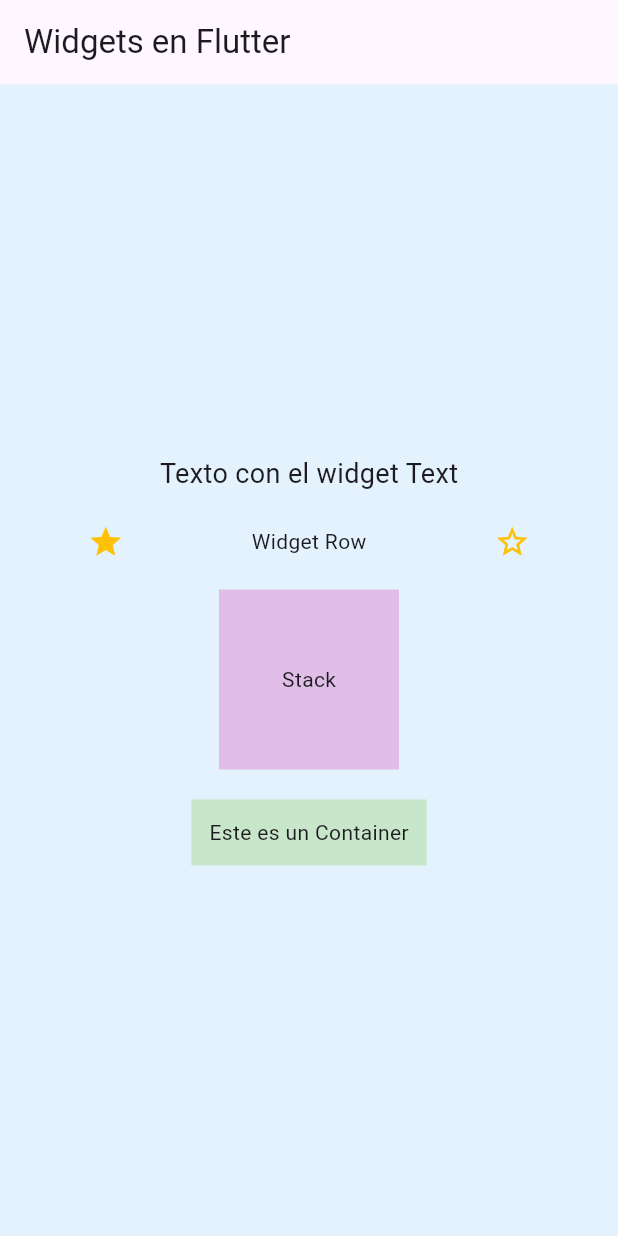
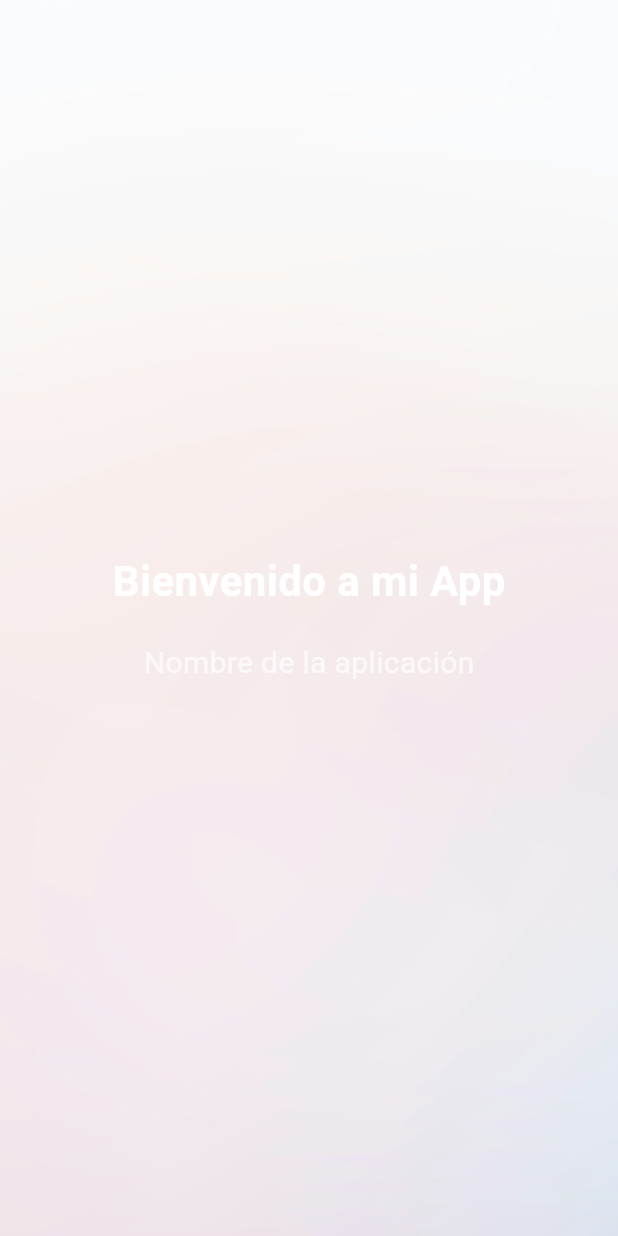
Before and after one commit to Andreaavencer/ldsw_widgets_basicos, a Flutter app: the screen it shows after launch, on a phone screen of 412 x 824 dp. Run offline on Flutter 3.47's test engine with Material 3 defaults, Android fonts, the phone set to English and light mode, and no system bars.

Commit message:
Pantalla de bienvenida con imagen de fondo

```diff
--- a/lib/main.dart
+++ b/lib/main.dart
@@ -1,8 +1,6 @@
 import 'package:flutter/material.dart';
 
-void main() {
-  runApp(const MyApp());
-}
+void main() => runApp(const MyApp());
 
 class MyApp extends StatelessWidget {
   const MyApp({super.key});
@@ -10,52 +8,39 @@ class MyApp extends StatelessWidget {
   @override
   Widget build(BuildContext context) {
     return MaterialApp(
-      title: 'Widgets Básicos',
+      title: 'Mi App Flutter',
       home: Scaffold(
-        appBar: AppBar(
-          title: const Text('Widgets en Flutter'),
-        ),
-        body: Center(
-          child: Container(
-            padding: const EdgeInsets.all(16),
-            color: Colors.blue[50],
-            child: Column(
+        body: Stack(
+          fit: StackFit.expand,
+          children: [
+
+            Image.asset(
+              'assets/fondo.jpg',
+              fit: BoxFit.cover,
+            ),
+
+            Column(
               mainAxisAlignment: MainAxisAlignment.center,
-              children: [
-                const Text(
-                  'Texto con el widget Text',
-                  style: TextStyle(fontSize: 18),
+              children: const [
+                Text(
+                  'Bienvenido a mi App',
+                  style: TextStyle(
+                    fontSize: 28,
+                    color: Colors.white,
+                    fontWeight: FontWeight.bold,
+                  ),
                 ),
-                const SizedBox(height: 20),
-                Row(
-                  mainAxisAlignment: MainAxisAlignment.spaceAround,
-                  children: const [
-                    Icon(Icons.star, color: Colors.amber),
-                    Text('Widget Row'),
-                    Icon(Icons.star_border, color: Colors.amber),
-                  ],
-                ),
-                const SizedBox(height: 20),
-                Stack(
-                  alignment: Alignment.center,
-                  children: [
-                    Container(
-                      width: 120,
-                      height: 120,
-                      color: Colors.purple[100],
-                    ),
-                    const Text('Stack'),
-                  ],
-                ),
-                const SizedBox(height: 20),
-                Container(
-                  padding: const EdgeInsets.all(12),
-                  color: Colors.green[100],
-                  child: const Text('Este es un Container'),
+                SizedBox(height: 20),
+                Text(
+                  'Nombre de la aplicación',
+                  style: TextStyle(
+                    fontSize: 20,
+                    color: Colors.white70,
+                  ),
                 ),
               ],
             ),
-          ),
+          ],
         ),
       ),
     );
```
Also changed, not shown: pubspec.yaml (+3 -67 lines), assets/fondo.jpg (added).
